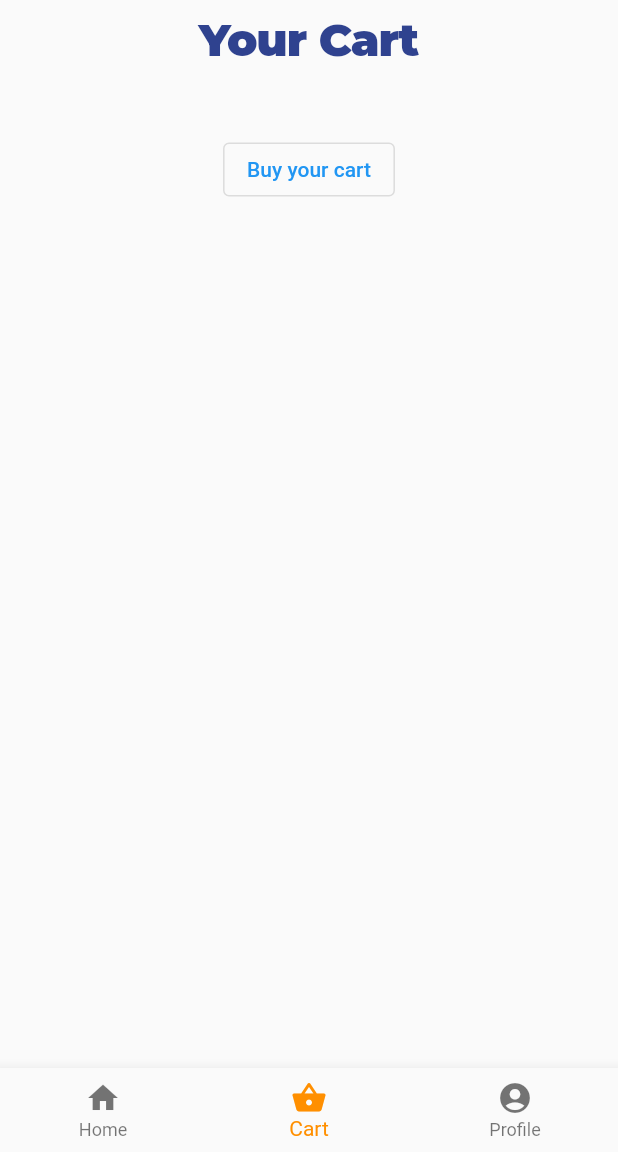
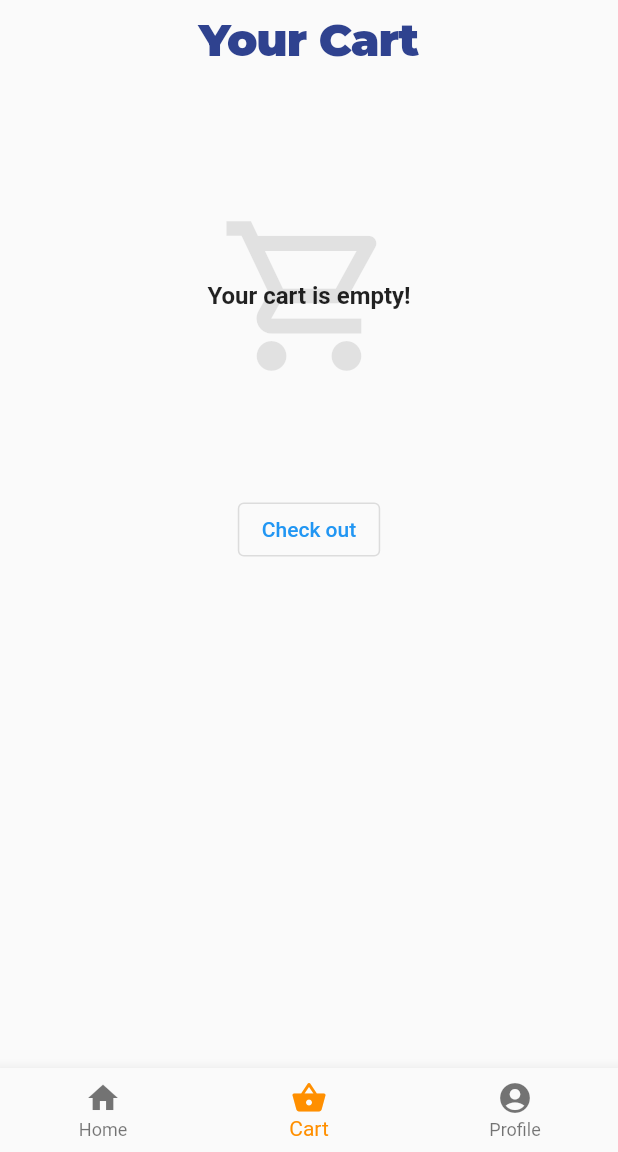
Before and after one commit to moghun/OverBooked, a Flutter app: the screen it shows after launch, item 2 of the bottom bar chosen, on a phone screen of 412 x 824 dp, the part 84-1236 px from its top. Run offline on Flutter 3.47's test engine with Material 2 defaults, Android fonts, the light colour scheme and no system bars; our stand-ins replace email_validator, flutter_rating_bar, fluttertoast, google_fonts; missing offline and left inert: favorite_button; accounts and stored records are empty; network calls fail.

Commit message:
mobile: added empty-card image

```diff
--- a/mobile/lib/pages/cart_page.dart
+++ b/mobile/lib/pages/cart_page.dart
@@ -63,13 +63,43 @@ class _CartPageState extends State<CartPage> {
                                     padding: Dimen.regularPadding,
                                     child: Column(
                                       children: [
-                                        Row(
+                                        snapshot.data!.isEmpty
+                                            ? Column(
+                                                children: [
+                                                  const SizedBox(
+                                                    height: 60,
+                                                  ),
+                                                  Stack(
+                                                    alignment: Alignment.center,
+                                                    children: [
+                                                      const Text(
+                                                        "Your cart is empty!",
+                                                        style: TextStyle(
+                                                            fontSize: 16,
+                                                            fontWeight: FontWeight.bold),
+                                                      ),
+                                                      Icon(
+                                                        Icons.shopping_cart_outlined,
+                                                        size: 120,
+                                                        color: Colors.black.withOpacity(0.1),
+                                                      ),
+                                                    ],
+                                                  ),
+                                                  const SizedBox(
+                                                    height: 60,
+                                                  ),
+                                                ],
+                                              )
+                                            : Row(
                                                 children: List.generate(
                                                     snapshot.data!.length,
                                                     (index) => Row(children: [
                                                           CartPreview(
                                                             product: snapshot.data![index],
-                                                      amount: user!.cart![index]["amount"],
+                                                            amount: user == null
+                                                                ? UserService.userCart[index]
+                                                                    ["amount"]
+                                                                : user!.cart![index]["amount"],
                                                           ),
                                                           const SizedBox(width: 8)
                                                         ])),
@@ -89,7 +119,7 @@ class _CartPageState extends State<CartPage> {
                                                 _cartService.purchaseCart(snapshot.data!);
                                               }
                                             },
-                                            child: const Text("Buy your cart")),
+                                            child: const Text("Check out")),
                                       ],
                                     ),
                                   ),
```
Lines whose indentation alone changed are shown as unchanged.
